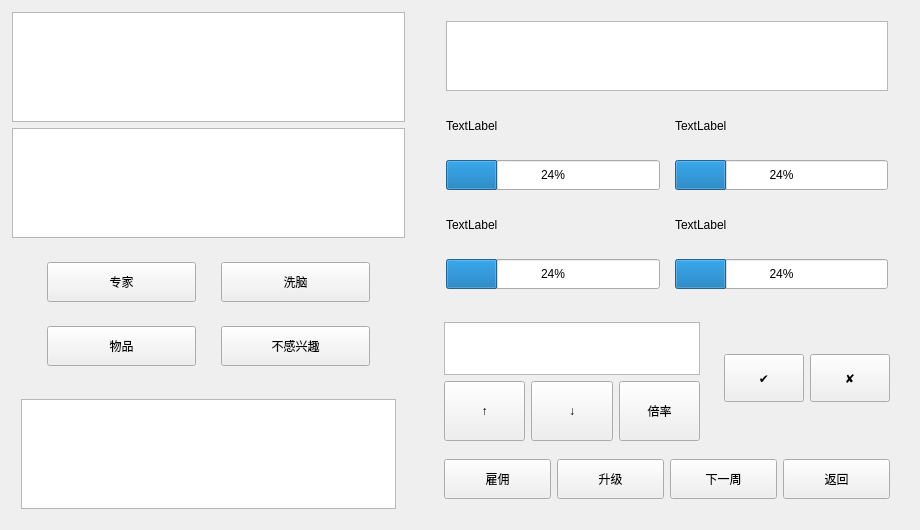
Qt form antique.ui (Sam-ie/Paydirt) before a commit.
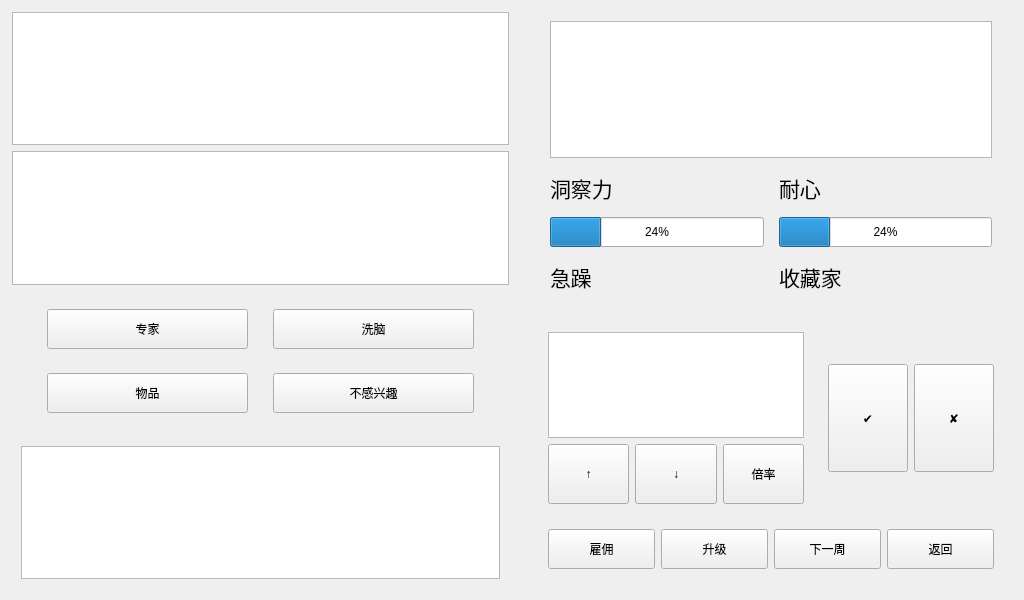
The same form after that commit.

Patch:
```diff
--- a/antique.ui
+++ b/antique.ui
@@ -6,8 +6,8 @@
    <rect>
     <x>0</x>
     <y>0</y>
-    <width>920</width>
-    <height>530</height>
+    <width>1024</width>
+    <height>600</height>
    </rect>
   </property>
   <property name="minimumSize">
@@ -54,23 +54,35 @@
        <widget class="QWidget" name="widget_2" native="true">
         <layout class="QGridLayout" name="gridLayout_4">
          <item row="1" column="0">
-          <widget class="QTextBrowser" name="textBrowser_2">
+          <widget class="QTextBrowser" name="text_introduction">
            <property name="sizePolicy">
-            <sizepolicy hsizetype="Preferred" vsizetype="Preferred">
+            <sizepolicy hsizetype="Preferred" vsizetype="Expanding">
              <horstretch>0</horstretch>
              <verstretch>0</verstretch>
             </sizepolicy>
            </property>
+           <property name="font">
+            <font>
+             <family>华文楷体</family>
+             <pointsize>20</pointsize>
+            </font>
+           </property>
           </widget>
          </item>
          <item row="0" column="0">
-          <widget class="QTextBrowser" name="textBrowser">
+          <widget class="QTextBrowser" name="text_antique">
            <property name="sizePolicy">
             <sizepolicy hsizetype="Preferred" vsizetype="Preferred">
              <horstretch>0</horstretch>
              <verstretch>0</verstretch>
             </sizepolicy>
            </property>
+           <property name="font">
+            <font>
+             <family>华文楷体</family>
+             <pointsize>20</pointsize>
+            </font>
+           </property>
           </widget>
          </item>
          <item row="2" column="0">
@@ -159,7 +171,7 @@
            </property>
            <layout class="QGridLayout" name="gridLayout_11">
             <item row="0" column="0">
-             <widget class="QTextBrowser" name="textBrowser_3"/>
+             <widget class="QTextBrowser" name="text_player_level"/>
             </item>
            </layout>
           </widget>
@@ -172,6 +184,12 @@
         <layout class="QGridLayout" name="gridLayout_3">
          <item row="0" column="0">
           <widget class="QWidget" name="widget_5" native="true">
+           <property name="sizePolicy">
+            <sizepolicy hsizetype="Preferred" vsizetype="Expanding">
+             <horstretch>0</horstretch>
+             <verstretch>0</verstretch>
+            </sizepolicy>
+           </property>
            <layout class="QGridLayout" name="gridLayout_6">
             <property name="leftMargin">
              <number>20</number>
@@ -183,56 +201,8 @@
              <number>15</number>
             </property>
             <property name="verticalSpacing">
-             <number>12</number>
+             <number>7</number>
             </property>
-            <item row="2" column="0">
-             <widget class="QProgressBar" name="progressBar">
-              <property name="sizePolicy">
-               <sizepolicy hsizetype="Preferred" vsizetype="Fixed">
-                <horstretch>0</horstretch>
-                <verstretch>0</verstretch>
-               </sizepolicy>
-              </property>
-              <property name="minimumSize">
-               <size>
-                <width>0</width>
-                <height>30</height>
-               </size>
-              </property>
-              <property name="value">
-               <number>24</number>
-              </property>
-             </widget>
-            </item>
-            <item row="0" column="0" colspan="2">
-             <widget class="QTextBrowser" name="textBrowser_4">
-              <property name="sizePolicy">
-               <sizepolicy hsizetype="Preferred" vsizetype="Preferred">
-                <horstretch>0</horstretch>
-                <verstretch>0</verstretch>
-               </sizepolicy>
-              </property>
-             </widget>
-            </item>
-            <item row="4" column="1">
-             <widget class="QProgressBar" name="progressBar_4">
-              <property name="sizePolicy">
-               <sizepolicy hsizetype="Preferred" vsizetype="Fixed">
-                <horstretch>0</horstretch>
-                <verstretch>0</verstretch>
-               </sizepolicy>
-              </property>
-              <property name="minimumSize">
-               <size>
-                <width>0</width>
-                <height>30</height>
-               </size>
-              </property>
-              <property name="value">
-               <number>24</number>
-              </property>
-             </widget>
-            </item>
             <item row="2" column="1">
              <widget class="QProgressBar" name="progressBar_2">
               <property name="sizePolicy">
@@ -252,6 +222,35 @@
               </property>
              </widget>
             </item>
+            <item row="0" column="0" colspan="2">
+             <widget class="QTextBrowser" name="text_customer">
+              <property name="sizePolicy">
+               <sizepolicy hsizetype="Preferred" vsizetype="Expanding">
+                <horstretch>0</horstretch>
+                <verstretch>0</verstretch>
+               </sizepolicy>
+              </property>
+             </widget>
+            </item>
+            <item row="1" column="0">
+             <widget class="QLabel" name="label">
+              <property name="minimumSize">
+               <size>
+                <width>0</width>
+                <height>45</height>
+               </size>
+              </property>
+              <property name="font">
+               <font>
+                <family>华文楷体</family>
+                <pointsize>16</pointsize>
+               </font>
+              </property>
+              <property name="text">
+               <string>洞察力</string>
+              </property>
+             </widget>
+            </item>
             <item row="3" column="0">
              <widget class="QLabel" name="label_3">
               <property name="minimumSize">
@@ -260,21 +259,33 @@
                 <height>45</height>
                </size>
               </property>
+              <property name="font">
+               <font>
+                <family>华文楷体</family>
+                <pointsize>16</pointsize>
+               </font>
+              </property>
               <property name="text">
-               <string>TextLabel</string>
+               <string>急躁</string>
               </property>
              </widget>
             </item>
-            <item row="1" column="0">
-             <widget class="QLabel" name="label">
+            <item row="1" column="1">
+             <widget class="QLabel" name="label_2">
               <property name="minimumSize">
                <size>
                 <width>0</width>
                 <height>45</height>
                </size>
               </property>
+              <property name="font">
+               <font>
+                <family>华文楷体</family>
+                <pointsize>16</pointsize>
+               </font>
+              </property>
               <property name="text">
-               <string>TextLabel</string>
+               <string>耐心</string>
               </property>
              </widget>
             </item>
@@ -286,13 +297,19 @@
                 <height>45</height>
                </size>
               </property>
+              <property name="font">
+               <font>
+                <family>华文楷体</family>
+                <pointsize>16</pointsize>
+               </font>
+              </property>
               <property name="text">
-               <string>TextLabel</string>
+               <string>收藏家</string>
               </property>
              </widget>
             </item>
-            <item row="4" column="0">
-             <widget class="QProgressBar" name="progressBar_3">
+            <item row="2" column="0">
+             <widget class="QProgressBar" name="progressBar">
               <property name="sizePolicy">
                <sizepolicy hsizetype="Preferred" vsizetype="Fixed">
                 <horstretch>0</horstretch>
@@ -310,19 +327,6 @@
               </property>
              </widget>
             </item>
-            <item row="1" column="1">
-             <widget class="QLabel" name="label_2">
-              <property name="minimumSize">
-               <size>
-                <width>0</width>
-                <height>45</height>
-               </size>
-              </property>
-              <property name="text">
-               <string>TextLabel</string>
-              </property>
-             </widget>
-            </item>
            </layout>
           </widget>
          </item>
@@ -339,7 +343,7 @@
               </property>
               <layout class="QGridLayout" name="gridLayout_9">
                <item row="0" column="0" colspan="3">
-                <widget class="QTextBrowser" name="textBrowser_5">
+                <widget class="QTextBrowser" name="text_price">
                  <property name="sizePolicy">
                   <sizepolicy hsizetype="Preferred" vsizetype="Preferred">
                    <horstretch>0</horstretch>
```
